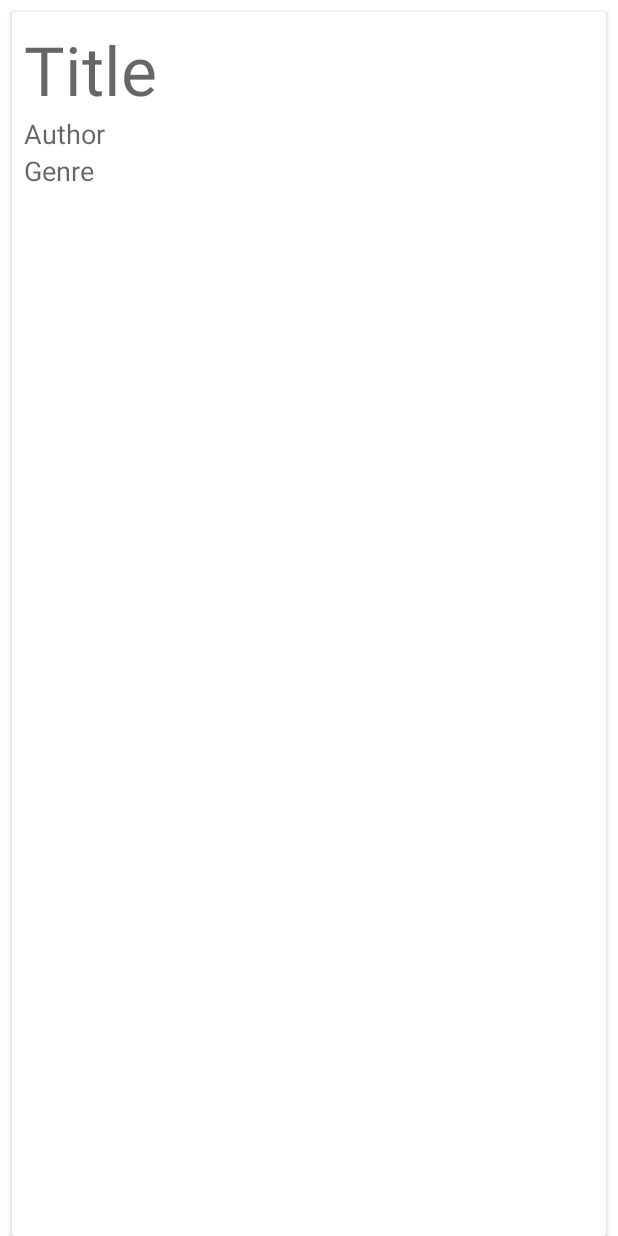
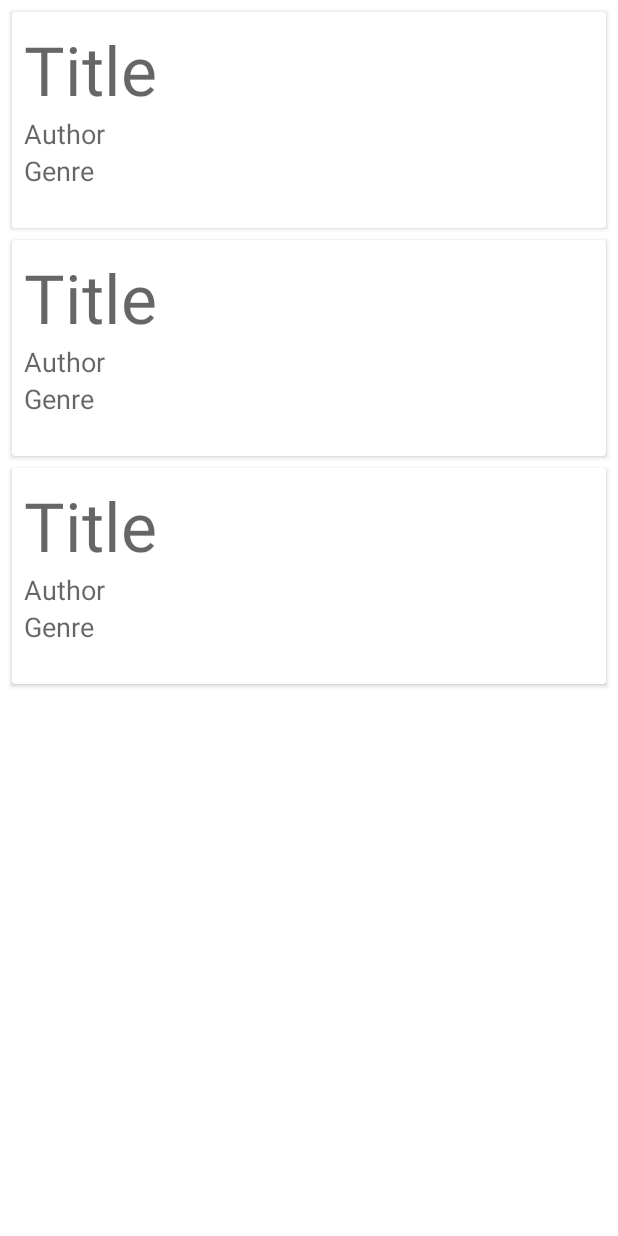
Before and after one commit to GassiGiuseppe/alexandria, an Android app: the layout fragment_audiobook.xml on its own in the app's theme, with its tools: preview values and no code run, on a phone screen of 412 x 824 dp. Run offline under Robolectric (Android 15) with nearby library versions, the phone set to English and light mode, and no system bars.

Commit message:
fix card

```diff
--- a/app/src/main/res/layout/entry_card_item.xml
+++ b/app/src/main/res/layout/entry_card_item.xml
@@ -1,7 +1,7 @@
 <?xml version="1.0" encoding="utf-8"?>
 <androidx.cardview.widget.CardView xmlns:android="http://schemas.android.com/apk/res/android"
     android:layout_width="match_parent"
-    android:layout_height="match_parent"
+    android:layout_height="wrap_content"
     android:layout_marginEnd="8dp"
     android:layout_marginStart="8dp"
     android:layout_marginTop="8dp">
--- a/app/src/main/res/values/themes.xml
+++ b/app/src/main/res/values/themes.xml
@@ -1,6 +1,6 @@
 <resources xmlns:tools="http://schemas.android.com/tools">
     <!-- Base application theme. -->
-    <style name="Theme.Alexandria" parent="Theme.MaterialComponents.DayNight.DarkActionBar">
+    <style name="Theme.Alexandria" parent="Theme.MaterialComponents.DayNight.NoActionBar">
         <!-- Primary brand color. -->
         <item name="colorPrimary">@color/purple_500</item>
         <item name="colorPrimaryVariant">@color/purple_700</item>
```
